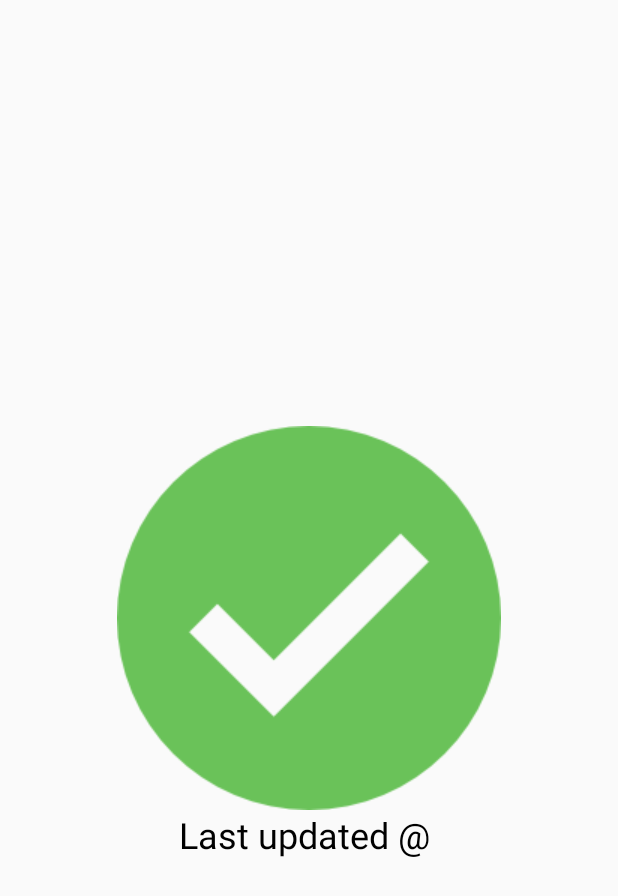
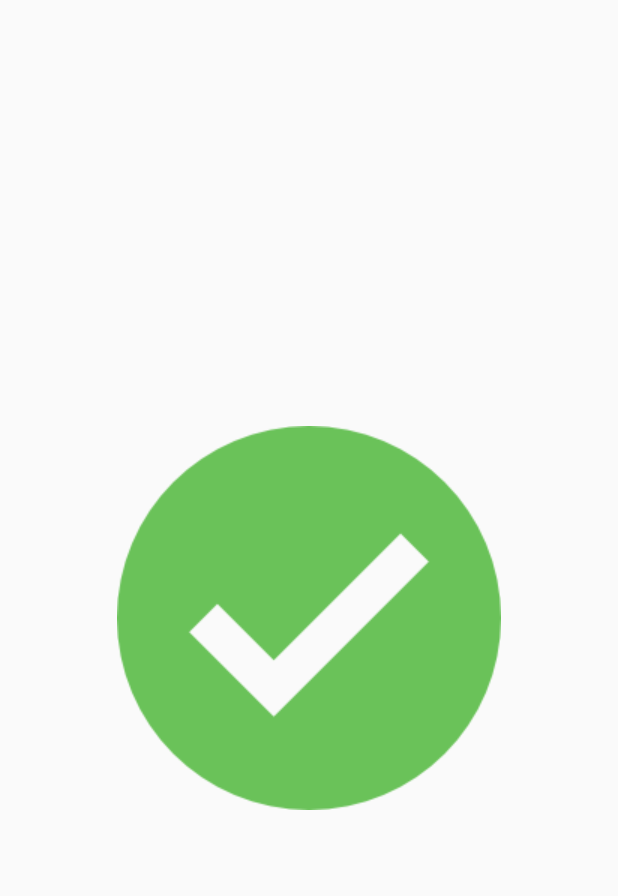
Before and after one commit to FabLabMons/iotlab-remote-sensor, an Android app: the layout content_main.xml on its own in the app's theme, with its tools: preview values and no code run, on a phone screen of 412 x 824 dp. Shown: the top 896 px of the screen. Run offline under Robolectric (Android 15) with nearby library versions, the light colour scheme and no system bars.

Commit message:
Tidy up code

```diff
--- a/Android/app/src/main/java/be/fablabmons/iotlab/remote_sensor/MqttSubscriber.java
+++ b/Android/app/src/main/java/be/fablabmons/iotlab/remote_sensor/MqttSubscriber.java
@@ -16,7 +16,7 @@ class MqttSubscriber {
     private static final String TAG = "MqttSubscriber";
     private static final String BROKER_CONNECT_STRING = "tcp://10.130.1.204:1883";
     private static final String TOPIC = "teacher/remote-sensor/presence";
-    private static final String CLIENT_ID = "teacherMqttListener";
+    private static final String CLIENT_ID = "teacher-android";
 
     private final PresenceListener presenceListener;
 
--- a/Android/app/src/main/res/layout/content_main.xml
+++ b/Android/app/src/main/res/layout/content_main.xml
@@ -23,7 +23,7 @@
         android:layout_height="wrap_content"
         android:layout_below="@+id/detection_icon"
         android:layout_centerHorizontal="true"
-        android:text="Last updated @ "
+        android:text=""
         android:textAppearance="?android:attr/textAppearanceMedium"
         android:textColor="#000000"
         android:textSize="24sp" />
--- a/Android/app/src/main/res/values/styles.xml
+++ b/Android/app/src/main/res/values/styles.xml
@@ -1,14 +1,14 @@
 <resources>
 
     <!-- Base application theme. -->
-    <style name="AppTheme" parent="Theme.AppCompat.Light.DarkActionBar">
+    <style name="AppTheme" parent="Base.Theme.AppCompat.Light.DarkActionBar">
         <!-- Customize your theme here. -->
         <item name="colorPrimary">@color/colorPrimary</item>
         <item name="colorPrimaryDark">@color/colorPrimaryDark</item>
         <item name="colorAccent">@color/colorAccent</item>
     </style>
-
     <style name="AppTheme.NoActionBar">
+        <item name="coordinatorLayoutStyle">@style/Widget.Design.CoordinatorLayout</item>
         <item name="windowActionBar">false</item>
         <item name="windowNoTitle">true</item>
     </style>
```
Also changed, not shown: 1 other file.
